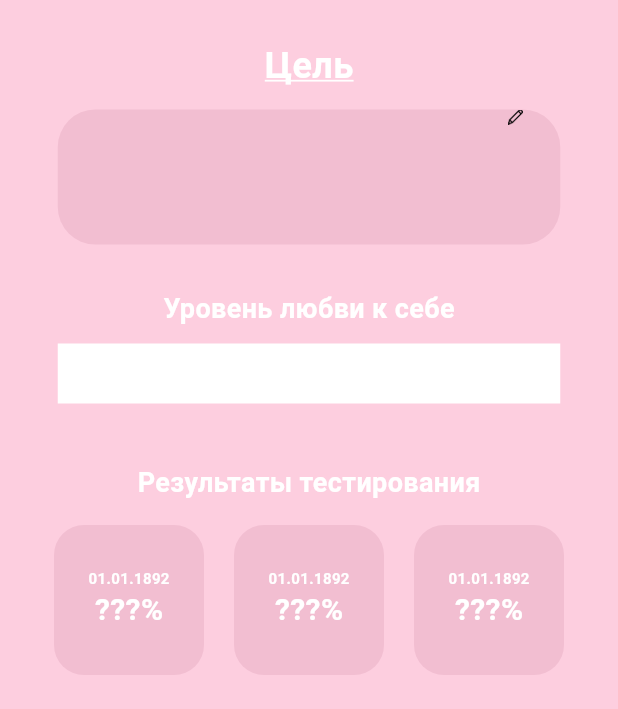
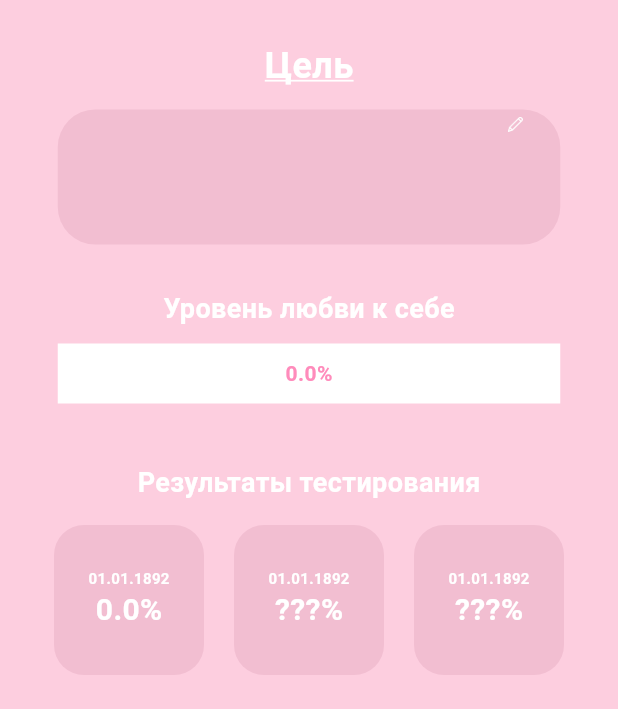
Before and after one commit to horekDEV/self_love, a Flutter app: the ProfilePage screen opened by its route, on a phone screen of 412 x 824 dp. Shown: the part 363-1072 px from the top of the screen. Run offline on Flutter 3.47's test engine with Material 3 defaults, Android fonts, the phone set to English and light mode, and no system bars; our stand-ins replace carousel_slider, fl_chart, flutter_svg, fluttertoast, just_audio; missing offline and left inert: re_svg; project files that could hold a hidden picture were left out; key blocks and very long unbroken strings in the code were emptied for the run.

```diff
--- a/lib/features/myApp.dart
+++ b/lib/features/myApp.dart
@@ -1,4 +1,5 @@
 import 'package:flutter/material.dart';
+import 'package:just_audio/just_audio.dart';
 import 'package:self_love/pages/main/main_page.dart';
 import 'package:self_love/pages/main/road_page.dart';
 import 'package:self_love/pages/otherScreens/goal_settings_page.dart';
--- a/lib/pages/profile/profile_page.dart
+++ b/lib/pages/profile/profile_page.dart
@@ -1,7 +1,11 @@
+import 'dart:math';
+
 import 'package:fl_chart/fl_chart.dart';
 import 'package:flutter/cupertino.dart';
 import 'package:flutter/material.dart';
+import 'package:self_love/pages/main/road_page.dart';
 import 'package:self_love/pages/registration/register_page.dart';
+import 'package:self_love/pages/task_activity/test_page.dart';
 
 class ProfilePage extends StatefulWidget {
   const ProfilePage({super.key});
@@ -18,6 +22,21 @@ String goal = '';
 class _ProfilePageState extends State<ProfilePage> {
   List<bool> isCheckedList = [false, false, false, false];
   final TextEditingController textController = TextEditingController();
+  int activeChart = 0;
+
+  List<List<String>> chartLabels = [
+    ['Пн', 'Вт', 'Ср', 'Чт', 'Пт'],
+    ['1', '2', '3', '4', '5'],
+    ['Ноя', 'Дек', 'Янв', 'Фев', 'Мар'],
+    ['2021', '2022', '2023', '2024', '2025'],
+  ];
+
+  List<List<double>> barValues = [
+    [5, 8, 3, 7, 6],
+    [20, 25, 23, 27, 32],
+    [147, 167, 131, 163, 170],
+    [1016, 1645, 1428, 1861, 1724]
+  ];
 
   @override
   Widget build(BuildContext context) {
@@ -89,25 +108,26 @@ class _ProfilePageState extends State<ProfilePage> {
                   ),
                   child: Stack(
                     children: [
-                      Text(
+                      Center(child: Padding(padding: const EdgeInsets.all(10), child: Text(
                         goal,
+                        textAlign: TextAlign.center,
                         style: TextStyle(
-                          fontSize: 20,
+                          fontSize: goal.length <= 56 ? 20 : 15,
                           color: Colors.white,
                           fontWeight: FontWeight.bold,
                         ),
-                      ),
+                      ),)),
                       TextField(
-                        style: TextStyle(color: Colors.transparent),
+                        style: TextStyle(color: Colors.transparent, fontSize: 20, fontWeight: FontWeight.bold,),
                         cursorColor: Colors.transparent,
                         showCursor: false,
                         autocorrect: false,
                         enableSuggestions: false,
                         maxLines: 1000,
                         decoration: InputDecoration(border: InputBorder.none),
-                        onChanged: (a) {goal = a; setState(() {});},
+                        onChanged: (a) {if (a.length <= 114) goal = a; setState(() {});},
                       ),
-                      Row(
+                      Padding(padding: const EdgeInsets.only(top: 5), child: Row(
                         mainAxisAlignment: MainAxisAlignment.end,
                         children: [
                           Image.asset(
@@ -117,7 +137,7 @@ class _ProfilePageState extends State<ProfilePage> {
                           ),
                           const SizedBox(width: 25)
                         ]
-                      ),
+                      ),)
 
                     ],
                   ),
@@ -151,13 +171,13 @@ class _ProfilePageState extends State<ProfilePage> {
                           color: Color(0xFFF2BED1),
                         ),
                       ),
-                      const Center(
+                      Center(
                         child: Text(
-                          "num",
+                          "${value * 100}%",
                           style: TextStyle(
                             fontSize: 14,
                             fontWeight: FontWeight.bold,
-                            color: Colors.white,
+                            color: const Color.fromARGB(255, 255, 139, 187),
                           ),
                         ),
                       ),
@@ -190,7 +210,7 @@ class _ProfilePageState extends State<ProfilePage> {
                             color: Color(0xFFF2BED1),
                             borderRadius: BorderRadius.all(Radius.circular(20))
                         ),
-                        child: const Column(
+                        child: Column(
                           mainAxisAlignment: MainAxisAlignment.center,
                           crossAxisAlignment: CrossAxisAlignment.center,
                           children: [
@@ -203,7 +223,7 @@ class _ProfilePageState extends State<ProfilePage> {
                               ),
                             ),
                             Text(
-                              "???%",
+                              "$testResult%",
                               style: TextStyle(
                                 fontSize: 20,
                                 fontWeight: FontWeight.bold,
@@ -299,52 +319,41 @@ class _ProfilePageState extends State<ProfilePage> {
                 child: Row(
                   mainAxisAlignment: MainAxisAlignment.spaceEvenly,
                   children: [
-                    _timeFilterButton("День", const Color(0xFFD48BA6)),
-                    _timeFilterButton("Неделя", const Color(0xFFF2BED1)),
-                    _timeFilterButton("Месяц", const Color(0xFFF2BED1)),
-                    _timeFilterButton("Год", const Color(0xFFF2BED1)),
+                    _timeFilterButton("День", 0),
+                    _timeFilterButton("Неделя", 1),
+                    _timeFilterButton("Месяц", 2),
+                    _timeFilterButton("Год", 3),
                   ],
                 ),
               ),
               Padding(
-                padding: const EdgeInsets.only(top: 40),
+                padding: const EdgeInsets.only(top: 40,),
                 child: SizedBox(
                   height: 200,
                   width: 350,
                   child: BarChart(
                     BarChartData(
                       barGroups: [
-                        _makeBarData(0, 5),
-                        _makeBarData(1, 8),
-                        _makeBarData(2, 3),
-                        _makeBarData(3, 7),
-                        _makeBarData(4, 6),
+                        _makeBarData(0, barValues[activeChart][0]),
+                        _makeBarData(1, barValues[activeChart][1]),
+                        _makeBarData(2, barValues[activeChart][2]),
+                        _makeBarData(3, barValues[activeChart][3]),
+                        _makeBarData(4, barValues[activeChart][4]),
                       ],
                       titlesData: FlTitlesData(
                         leftTitles: const AxisTitles(
-                          sideTitles: SideTitles(showTitles: true, interval: 2),
+                          sideTitles: SideTitles(showTitles: true, reservedSize: 40,),
                         ),
                         bottomTitles: AxisTitles(
                           sideTitles: SideTitles(
-                            showTitles: true,
+                            showTitles: true, maxIncluded: false,
                             getTitlesWidget: (double value, _) {
-                              switch (value.toInt()) {
-                                case 0:
-                                  return const Text("Пн");
-                                case 1:
-                                  return const Text("Вт");
-                                case 2:
-                                  return const Text("Ср");
-                                case 3:
-                                  return const Text("Чт");
-                                case 4:
-                                  return const Text("Пт");
-                                default:
-                                  return const Text("");
-                              }
+                              return Text(chartLabels[activeChart][value.toInt()]);
                             },
                           ),
                         ),
+                        topTitles: AxisTitles(sideTitles: SideTitles(showTitles: false)),
+                        rightTitles: AxisTitles(sideTitles: SideTitles(showTitles: false)),
                       ),
                       borderData: FlBorderData(show: false),
                       gridData: const FlGridData(show: true),
@@ -365,8 +374,10 @@ class _ProfilePageState extends State<ProfilePage> {
                   ),
                 ),
               ),
-        Wrap(
+              const SizedBox(height: 15),
+        Padding(padding: const EdgeInsets.only(right: 150), child: Wrap(
           spacing: 20,
+          direction: Axis.vertical,
           children: List.generate(
             isCheckedList.length,
                 (index) => Row(
@@ -417,10 +428,13 @@ class _ProfilePageState extends State<ProfilePage> {
                     decoration: const InputDecoration(
                       hintText: "Enter text",
                       hintStyle: TextStyle(color: Colors.white70),
-                      border: OutlineInputBorder(
+                      border: UnderlineInputBorder(
                         borderSide: BorderSide(color: Colors.white),
                       ),
-                      focusedBorder: OutlineInputBorder(
+                      focusedBorder: UnderlineInputBorder(
+                        borderSide: BorderSide(color: Colors.white),
+                      ),
+                      enabledBorder: UnderlineInputBorder(
                         borderSide: BorderSide(color: Colors.white),
                       ),
                     ),
@@ -430,10 +444,18 @@ class _ProfilePageState extends State<ProfilePage> {
               ],
             ),
           ),
-        ),
-              const Padding(
-                padding: EdgeInsets.only(top: 70, bottom: 40),
-                child: Text(
+        ),),
+              Padding(
+                padding: const EdgeInsets.only(top: 70, bottom: 40),
+                child: GestureDetector(
+                  onTap: () {
+                    complete = false;
+                    testComplete = false;
+                    value = 0;
+                    Navigator.of(context).popUntil((route) => route.isFirst,);
+                    Navigator.of(context).pushReplacementNamed('/register');
+                  },
+                  child: const Text(
                     "Выйти из аккаунта",
                     style: TextStyle(
                       fontSize: 14,
@@ -441,6 +463,7 @@ class _ProfilePageState extends State<ProfilePage> {
                       color: Colors.white,
                     ),
                   ),
+                )
               ),
             ],
           ),
@@ -448,12 +471,14 @@ class _ProfilePageState extends State<ProfilePage> {
     );
   }
 
-  Widget _timeFilterButton(String text, Color color) {
-    return Container(
+  Widget _timeFilterButton(String text, int id) {
+    return GestureDetector(
+      onTap: () => setState(() => activeChart = id),
+      child: Container(
       width: 85,
       height: 24,
       decoration: BoxDecoration(
-        color: color,
+        color: activeChart == id ? const Color(0xFFD48BA6) : const Color(0xFFF2BED1),
         borderRadius: const BorderRadius.all(Radius.circular(10)),
       ),
       child: Center(
@@ -466,6 +491,7 @@ class _ProfilePageState extends State<ProfilePage> {
           ),
         ),
       ),
+    )
     );
   }
 
--- a/pubspec.yaml
+++ b/pubspec.yaml
@@ -41,6 +41,7 @@ dependencies:
   fluttertoast: ^8.2.12
   re_svg: ^0.0.5
   audioplayers: ^6.1.2
+  just_audio: ^0.9.46
 
 dev_dependencies:
   flutter_test:
@@ -73,6 +74,7 @@ flutter:
     - assets/roadComponents/
     - assets/taskIcons/
     - assets/taskImages/
+    - assets/sfx/
 
   # An image asset can refer to one or more resolution-specific "variants", see
   # https://flutter.dev/to/resolution-aware-images
```
Also changed, not shown: lib/main.dart (+6 -1 lines), lib/pages/main/main_page.dart (+9 -1 lines), lib/pages/main/road_page.dart (+17 -2 lines), lib/pages/task_activity/task_page.dart (+7 -1 lines), lib/pages/task_activity/test_page.dart (+12 -1 lines), assets/profileIcons/pen.png, pubspec.lock, 4 other files. Lines whose indentation alone changed are shown as unchanged.
